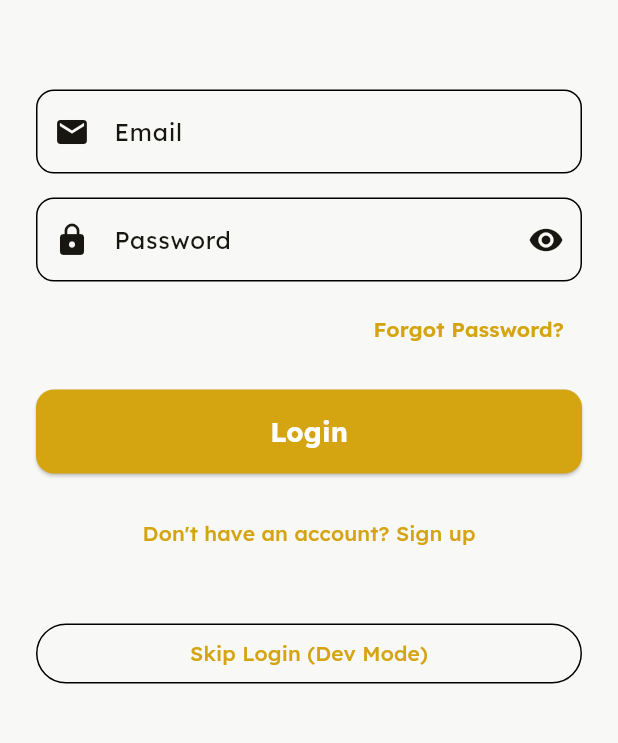
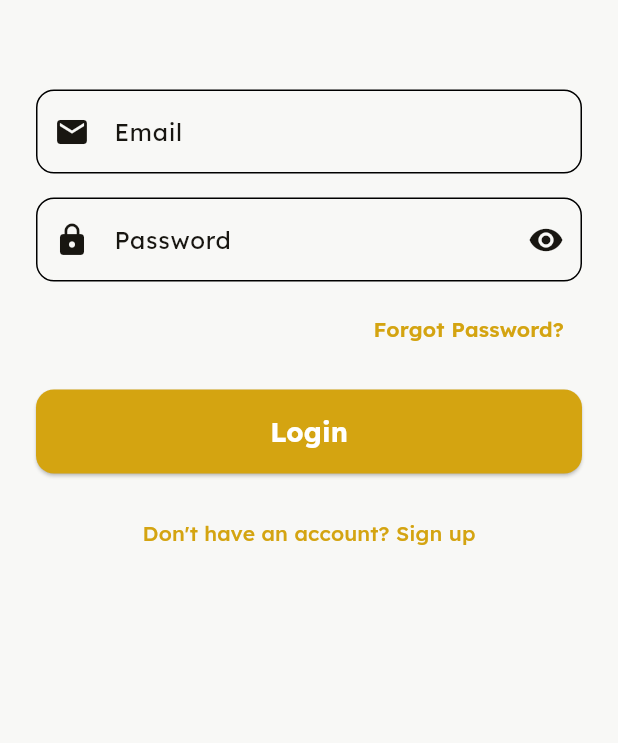
Before and after one commit to alberto591/adhd-supplement-app, a Flutter app: the screen it shows after launch, on a phone screen of 412 x 824 dp, the part 242-985 px from its top. Run offline on Flutter 3.47's test engine with Material 3 defaults, Android fonts, the phone set to English and light mode, and no system bars; our stand-ins replace audioplayers, cached_network_image, cloud_firestore, firebase_analytics, firebase_auth, firebase_core and 11 more; missing offline and left inert: purchases_flutter, purchases_ui_flutter; accounts and stored records are empty; generated files the repository leaves out were written again; project files that could hold a hidden picture were left out.

Commit message:
security: gate Skip Login (Dev Mode) behind kDebugMode for production

```diff
--- a/lib/presentation/views/auth/login_screen.dart
+++ b/lib/presentation/views/auth/login_screen.dart
@@ -1,5 +1,6 @@
 import 'package:flutter/material.dart';
 import 'package:provider/provider.dart';
+import 'package:flutter/foundation.dart';
 import '../../theme/app_theme.dart';
 import '../../navigation/app_router.dart';
 import '../../../application/providers/auth_provider.dart';
@@ -210,11 +211,12 @@ class _LoginScreenState extends State<LoginScreen> {
                 const SizedBox(height: 32),
 
                 // Dev bypass
-                OutlinedButton(
-                  onPressed: () =>
-                      context.read<AuthProvider>().signInAnonymously(),
-                  child: const Text('Skip Login (Dev Mode)'),
-                ),
+                if (kDebugMode)
+                  OutlinedButton(
+                    onPressed: () =>
+                        context.read<AuthProvider>().signInAnonymously(),
+                    child: const Text('Skip Login (Dev Mode)'),
+                  ),
               ],
             ),
           ),
```
Also changed, not shown: assets/icon/app_icon.png, assets/images/feature_graphic.png (added), 10 other files.
